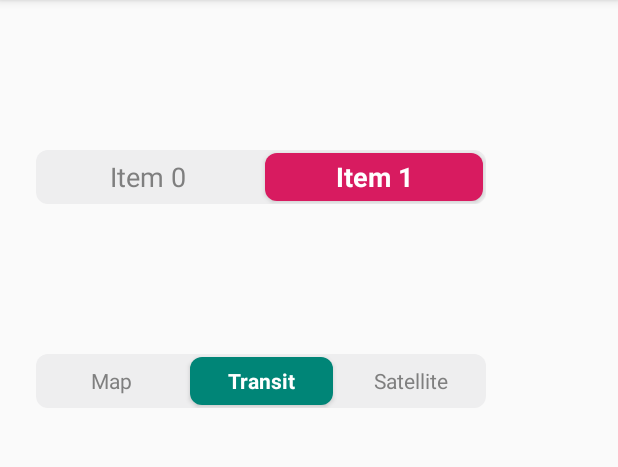
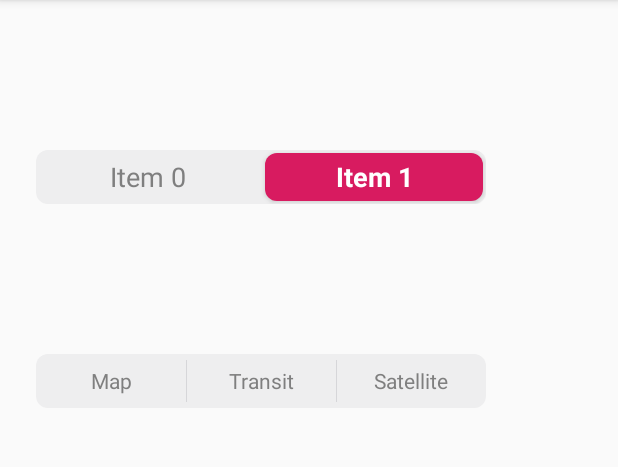
Before and after one commit to trinnguyen/Android-SegmentView, an Android app: the screen it shows after launch (MainActivity), on a phone screen of 412 x 824 dp, the part 84-551 px from its top. Run offline under Robolectric (Android 15) with nearby library versions, the phone set to English and light mode, and no system bars.

Commit message:
support unselected segment using -1 as index

```diff
--- a/app/src/main/res/layout/activity_main.xml
+++ b/app/src/main/res/layout/activity_main.xml
@@ -36,6 +36,6 @@
         app:selectedBackgroundColor="@color/colorPrimary"
         app:textAppearance="@style/TextAppearance.AppCompat.Body1"
         app:numSegments="3"
-        app:selectedIndex="1"/>
+        app:selectedIndex="-1"/>
 
 </LinearLayout>
--- a/segmentview/src/main/java/com/trinnguyen/SegmentView.java
+++ b/segmentview/src/main/java/com/trinnguyen/SegmentView.java
@@ -37,7 +37,7 @@ public class SegmentView extends LinearLayout implements View.OnClickListener {
     private int selectedTextColor;
     private int selectedBackgroundColor;
     private int numSegments;
-    private int selectedIndex;
+    private int selectedIndex = -1;
     private int textAppearanceId;
 
     private GradientDrawable backgroundDrawable;
@@ -294,7 +294,7 @@ public class SegmentView extends LinearLayout implements View.OnClickListener {
             return selectedIndex;
         }
 
-        return 0;
+        return -1;
     }
 
     @Override
```
